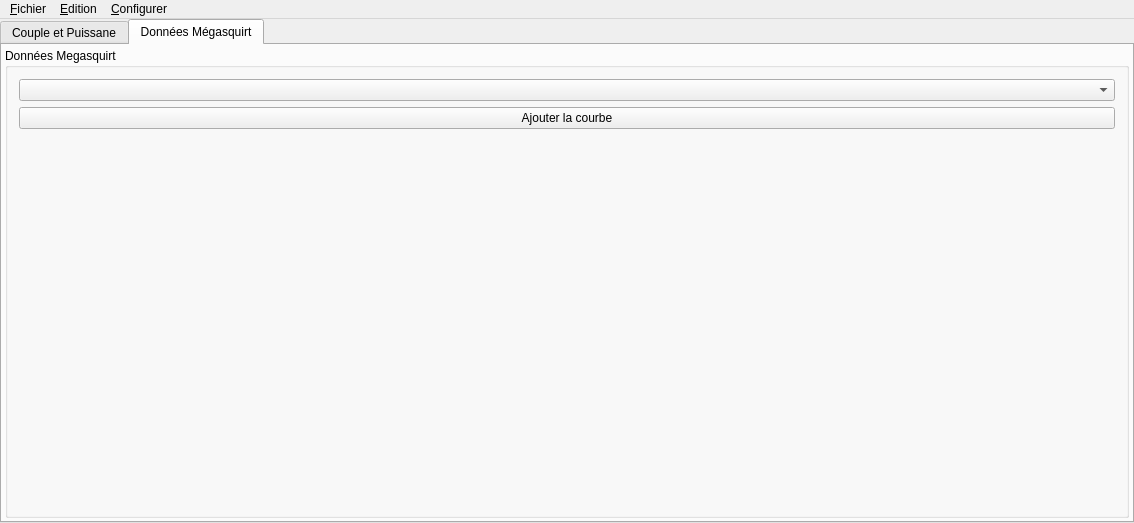
xaviermawet/EcoMotion2013BenchTestExperimental, file MainWindow.ui: the form before one commit.
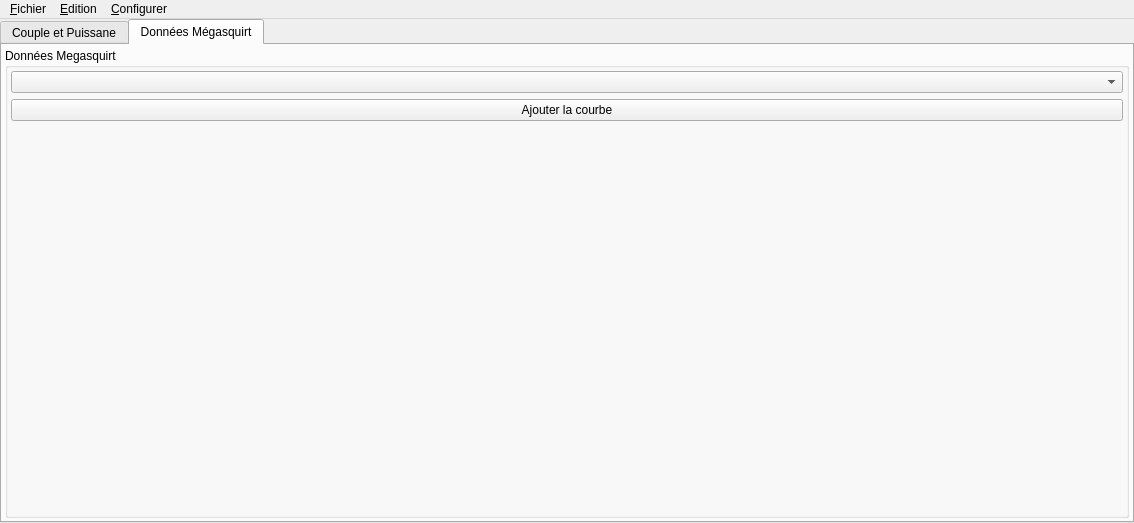
The form after the commit. The open tabs and pages were chosen to show the change. Icons and pictures are not drawn.

Diff of the .ui file:
```diff
--- a/MainWindow.ui
+++ b/MainWindow.ui
@@ -72,11 +72,27 @@
          <number>3</number>
         </property>
         <item>
+         <widget class="QSplitter" name="megasquirtDataSplitter">
+          <property name="orientation">
+           <enum>Qt::Horizontal</enum>
+          </property>
          <widget class="QGroupBox" name="groupBox">
           <property name="title">
            <string>Données Megasquirt</string>
           </property>
           <layout class="QVBoxLayout" name="groupBoxVerticalLayout">
+            <property name="leftMargin">
+             <number>3</number>
+            </property>
+            <property name="topMargin">
+             <number>3</number>
+            </property>
+            <property name="rightMargin">
+             <number>3</number>
+            </property>
+            <property name="bottomMargin">
+             <number>3</number>
+            </property>
            <item>
             <widget class="QComboBox" name="paramMegasquirtComboBox"/>
            </item>
@@ -101,6 +117,7 @@
             </spacer>
            </item>
           </layout>
+          </widget>
          </widget>
         </item>
        </layout>
```
Left out of the diff: 2 changed lines with no effect on the pictures. Lines whose indentation alone changed are shown as unchanged.
